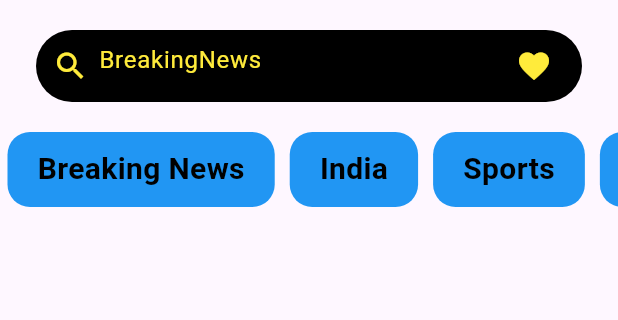
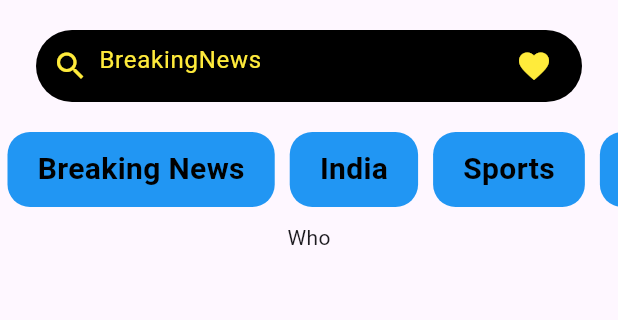
Before and after one commit to anuragJoshi05/NewsFlash, a Flutter app: the screen it shows after launch, on a phone screen of 412 x 824 dp, the part 84-404 px from its top. Run offline on Flutter 3.47's test engine with Material 3 defaults, Android fonts, the phone set to English and light mode, and no system bars; drawn by our look-alikes of carousel_slider.

Commit message:
feat: Add Carousel Slider and Enhance Navigation Bar
- Integrated `carousel_slider` for displaying scrollable content
- Added inkWell effect to navigation bar items for interactivity
- Improved search bar styling with updated hint text and favorite icon action
- Updated AppBar with consistent styling
- Improved layout and styling for better user experience

```diff
--- a/lib/home.dart
+++ b/lib/home.dart
@@ -1,6 +1,7 @@
 import 'package:flutter/cupertino.dart';
 import 'package:flutter/material.dart';
 import 'package:flutter/widgets.dart';
+import 'package:carousel_slider/carousel_slider.dart';
 
 class Home extends StatefulWidget {
   const Home({super.key});
@@ -21,10 +22,12 @@ class _HomeState extends State<Home> {
   TextEditingController searchController = TextEditingController();
   @override
   Widget build(BuildContext context) {
-
     return Scaffold(
       appBar: AppBar(
-        title: const Text("NewsFlash",style: TextStyle(fontWeight: FontWeight.bold, color: Colors.yellow),),
+        title: const Text(
+          "NewsFlash",
+          style: TextStyle(fontWeight: FontWeight.bold, color: Colors.yellow),
+        ),
         centerTitle: true,
         backgroundColor: Colors.black87,
       ),
@@ -86,7 +89,11 @@ class _HomeState extends State<Home> {
                   shrinkWrap: true,
                   itemCount: navBarItem.length,
                   itemBuilder: (context, index) {
-                    return Container(
+                    return InkWell(
+                      onTap: () {
+                        print("$navBarItem");
+                      },
+                      child: Container(
                         padding:
                             EdgeInsets.symmetric(horizontal: 20, vertical: 10),
                         margin: EdgeInsets.symmetric(horizontal: 5),
@@ -104,12 +111,36 @@ class _HomeState extends State<Home> {
                             ),
                           ),
                         ),
+                      ),
                     );
                   }),
             ),
+          ),
+          CarouselSlider(
+            options: (CarouselOptions(
+              height: 200,
+              enableInfiniteScroll: false,
+              autoPlay: true,
+              enlargeCenterPage: true,
+            )),
+            items: itemList.map((itemList) {
+              return Builder(builder: (BuildContext context) {
+                return Container(
+                  margin: EdgeInsets.symmetric(horizontal: 5,vertical: 10),
+                  child: itemList,
+                );
+              });
+            }).toList(),
           )
         ],
       ),
     );
   }
+
+  final List itemList = [
+   Text("Who"),
+    Text("are"),
+    Text("you"),
+    Text("Narendra Modi")
+  ];
 }
--- a/pubspec.yaml
+++ b/pubspec.yaml
@@ -35,6 +35,7 @@ dependencies:
   # The following adds the Cupertino Icons font to your application.
   # Use with the CupertinoIcons class for iOS style icons.
   cupertino_icons: ^1.0.6
+  carousel_slider: ^4.2.1
 
 dev_dependencies:
   flutter_test:
```
Also changed, not shown: pubspec.lock, 1 other file. Lines whose indentation alone changed are shown as unchanged.
